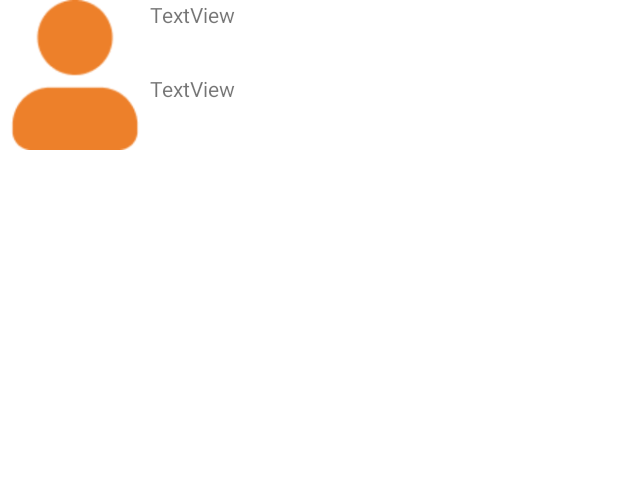
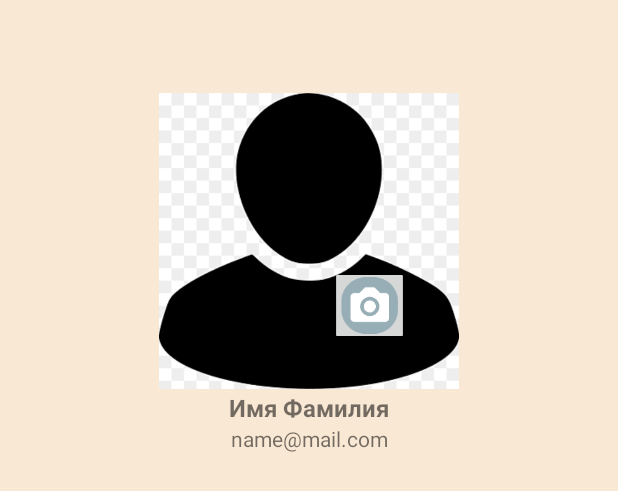
Before and after one commit to shnikita-cr/TakeAnUmbrella, an Android app: the layout fragment_profile.xml on its own in the app's theme, with its tools: preview values and no code run, on a phone screen of 412 x 824 dp. Shown: the top 491 px of the screen. Run offline under Robolectric (Android 15) with nearby library versions, the phone set to English and light mode, and no system bars.

Commit message:
update fragment_profile design

```diff
--- a/app/src/main/res/layout/fragment_profile.xml
+++ b/app/src/main/res/layout/fragment_profile.xml
@@ -3,45 +3,92 @@
     xmlns:app="http://schemas.android.com/apk/res-auto"
     xmlns:tools="http://schemas.android.com/tools"
     android:layout_width="match_parent"
-    android:layout_height="match_parent">
+    android:layout_height="match_parent"
+    android:background="#F9E8D3">
 
     <LinearLayout
+        android:layout_width="0dp"
+        android:layout_height="0dp"
+        android:orientation="vertical"
+        android:weightSum="100"
+
+        app:layout_constraintBottom_toBottomOf="parent"
+        app:layout_constraintEnd_toEndOf="parent"
+        app:layout_constraintHeight_percent="0.95"
+        app:layout_constraintStart_toStartOf="parent"
+        app:layout_constraintTop_toTopOf="parent"
+        app:layout_constraintWidth_percent="0.85">
+
+        <Space
             android:layout_width="match_parent"
-        android:layout_height="match_parent"
-        android:orientation="vertical"
-        app:layout_constraintEnd_toEndOf="parent"
-        app:layout_constraintStart_toStartOf="parent"
-        app:layout_constraintTop_toTopOf="parent">
+            android:layout_height="40dp" />
+
 
         <LinearLayout
             android:layout_width="match_parent"
             android:layout_height="wrap_content"
-            android:orientation="horizontal">
+            android:orientation="vertical">
+
+            <androidx.constraintlayout.widget.ConstraintLayout
+                android:layout_width="match_parent"
+                android:layout_height="match_parent">
 
                 <ImageView
-                android:id="@+id/imageView2"
-                android:layout_width="100dp"
-                android:layout_height="100dp"
-                app:srcCompat="@drawable/profile" />
+                    android:id="@+id/clientAvatar"
+                    android:layout_width="200dp"
+                    android:layout_height="200dp"
+                    app:layout_constraintEnd_toEndOf="parent"
+                    app:layout_constraintHorizontal_bias="0.5"
+                    app:layout_constraintStart_toStartOf="parent"
+                    app:layout_constraintTop_toTopOf="parent"
+                    app:srcCompat="@drawable/profile_pict" />
+
+                <ImageButton
+                    android:id="@+id/imageButton"
+                    android:layout_width="wrap_content"
+                    android:layout_height="wrap_content"
+                    android:scaleX="0.40"
+                    android:scaleY="0.40"
+                    app:layout_constraintBottom_toBottomOf="@id/clientAvatar"
+                    app:layout_constraintEnd_toEndOf="@id/clientAvatar"
+                    app:srcCompat="@drawable/edit_avatar" />
+
+            </androidx.constraintlayout.widget.ConstraintLayout>
+
+            <androidx.constraintlayout.widget.ConstraintLayout
+                android:layout_width="match_parent"
+                android:layout_height="match_parent">
 
                 <LinearLayout
-                android:layout_width="match_parent"
-                android:layout_height="match_parent"
-                android:orientation="vertical">
+                    android:id="@+id/linearLayout2"
+                    android:layout_width="wrap_content"
+                    android:layout_height="wrap_content"
+                    android:orientation="vertical"
+                    app:layout_constraintEnd_toEndOf="parent"
+                    app:layout_constraintHorizontal_bias="0.5"
+                    app:layout_constraintStart_toStartOf="parent"
+                    app:layout_constraintTop_toTopOf="parent">
 
                     <TextView
                         android:id="@+id/clientName"
                         android:layout_width="match_parent"
-                    android:layout_height="49dp"
-                    tools:text="TextView" />
+                        android:layout_height="wrap_content"
+                        android:textAlignment="center"
+                        android:textSize="16sp"
+                        android:textStyle="bold"
+                        tools:text="Имя Фамилия" />
 
                     <TextView
                         android:id="@+id/profileInfo"
                         android:layout_width="match_parent"
-                    android:layout_height="57dp"
-                    tools:text="TextView" />
+                        android:layout_height="wrap_content"
+                        android:textAlignment="center"
+                        tools:text="name@mail.com" />
                 </LinearLayout>
+            </androidx.constraintlayout.widget.ConstraintLayout>
+
         </LinearLayout>
+
 
         <ListView
             android:id="@+id/rental_list"
```
Lines whose indentation alone changed are shown as unchanged.
